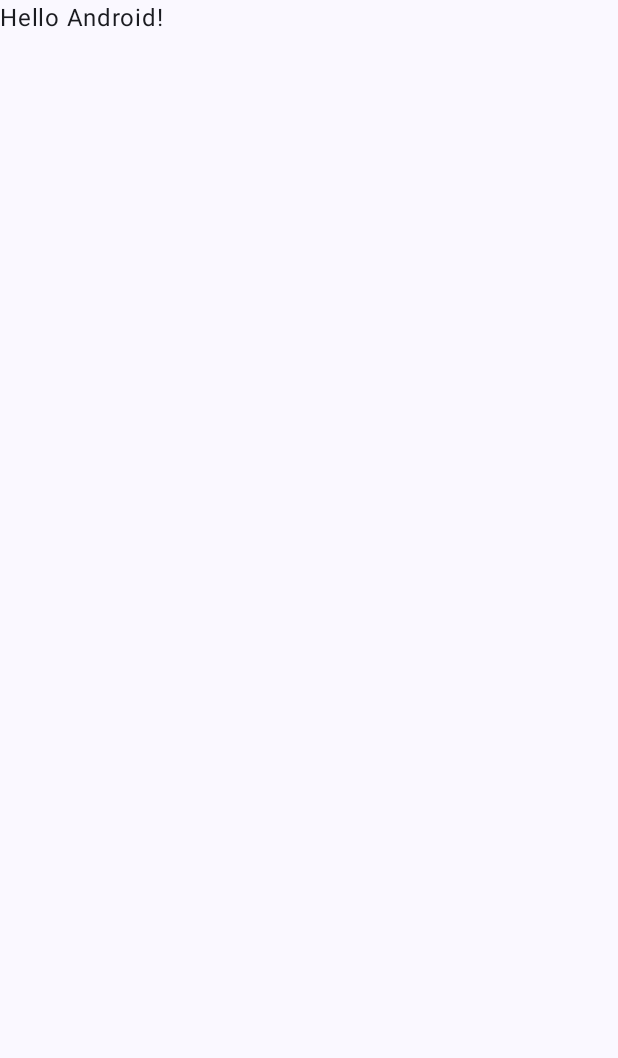
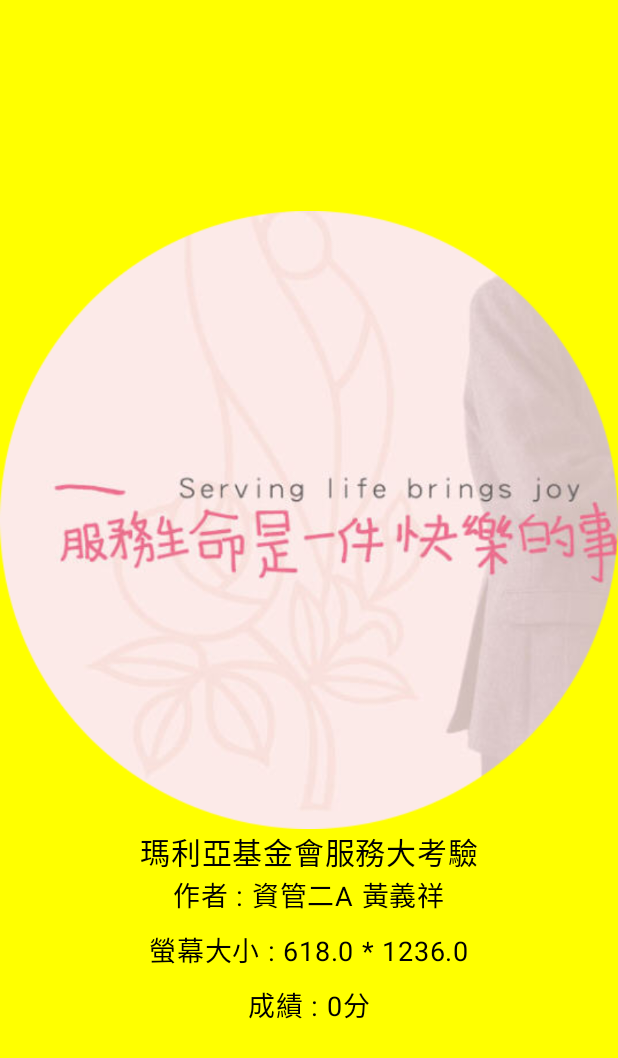
Before and after one commit to yixianghuang2005/S1132238, an Android app built with Jetpack Compose: the screen it shows after launch (MainActivity), on a phone screen of 412 x 824 dp. Before the commit the part shown is almost empty. Shown: the top 1058 px of the screen. Run offline under Robolectric (Android 15) with nearby library versions, the phone set to English and light mode, and no system bars.

Commit message:
v2_黃義祥

```diff
--- a/app/build.gradle.kts
+++ b/app/build.gradle.kts
@@ -56,4 +56,5 @@ dependencies {
     androidTestImplementation(libs.androidx.compose.ui.test.junit4)
     debugImplementation(libs.androidx.compose.ui.tooling)
     debugImplementation(libs.androidx.compose.ui.test.manifest)
+    implementation("androidx.lifecycle:lifecycle-viewmodel-compose:2.6.2")
 }
--- /dev/null
+++ b/app/src/main/java/tw/edu/pu/csim/tcyang/s1132238/ExamScreen.kt
@@ -0,0 +1,74 @@
+package tw.edu.pu.csim.tcyang.s1132238
+
+import androidx.compose.foundation.Image
+import androidx.compose.foundation.background
+import androidx.compose.foundation.layout.Arrangement
+import androidx.compose.foundation.layout.Column
+import androidx.compose.foundation.layout.Spacer
+import androidx.compose.foundation.layout.fillMaxSize
+import androidx.compose.foundation.layout.height
+import androidx.compose.material3.Text
+import androidx.compose.runtime.Composable
+import androidx.compose.ui.Alignment
+import androidx.compose.ui.Modifier
+import androidx.compose.ui.graphics.Color
+import androidx.compose.ui.platform.LocalContext
+import androidx.compose.ui.res.painterResource
+import androidx.compose.ui.text.font.FontWeight
+import androidx.compose.ui.unit.dp
+import androidx.compose.ui.unit.sp
+import androidx.lifecycle.viewmodel.compose.viewModel
+
+@Composable
+fun ExamScreen(viewModel: ExamViewModel = viewModel()) {
+
+    val context = LocalContext.current
+    val displayMetrics = context.resources.displayMetrics
+    val width = displayMetrics.widthPixels.toFloat()
+    val height = displayMetrics.heightPixels.toFloat()
+
+    Column(
+        modifier = Modifier
+            .fillMaxSize()
+            .background(Color.Yellow),
+        verticalArrangement = Arrangement.Center,
+        horizontalAlignment = Alignment.CenterHorizontally
+    ) {
+
+        Image(
+            painter = painterResource(id = R.drawable.happy),
+            contentDescription = "Happy Image"
+        )
+
+
+        Text(
+            text = "瑪利亞基金會服務大考驗",
+            fontSize = 20.sp,
+
+        )
+
+
+        Text(
+            text = "作者 : 資管二A 黃義祥",
+            fontSize = 18.sp
+        )
+
+
+        Spacer(modifier = Modifier.height(10.dp))
+
+
+        Text(
+            text = "螢幕大小 : $width * $height",
+            fontSize = 18.sp
+        )
+
+
+        Spacer(modifier = Modifier.height(10.dp))
+
+
+        Text(
+            text = "成績 : ${viewModel.score}分",
+            fontSize = 18.sp
+        )
+    }
+}
--- /dev/null
+++ b/app/src/main/java/tw/edu/pu/csim/tcyang/s1132238/ExamViewModel.kt
@@ -0,0 +1,21 @@
+package tw.edu.pu.csim.tcyang.s1132238
+
+
+
+import androidx.lifecycle.ViewModel
+
+import androidx.compose.runtime.mutableStateOf
+
+import androidx.compose.runtime.getValue
+
+import androidx.compose.runtime.setValue
+
+
+
+class ExamViewModel : ViewModel() {
+
+
+
+    var score by mutableStateOf(0)
+
+}
--- a/app/src/main/java/tw/edu/pu/csim/tcyang/s1132238/MainActivity.kt
+++ b/app/src/main/java/tw/edu/pu/csim/tcyang/s1132238/MainActivity.kt
@@ -32,12 +32,7 @@ class MainActivity : ComponentActivity() {
         windowInsetsController.hide(WindowInsetsCompat.Type.systemBars())
         setContent {
             S1132238Theme {
-                Scaffold(modifier = Modifier.fillMaxSize()) { innerPadding ->
-                    Greeting(
-                        name = "Android",
-                        modifier = Modifier.padding(innerPadding)
-                    )
-                }
+                ExamScreen()
             }
         }
     }
```
